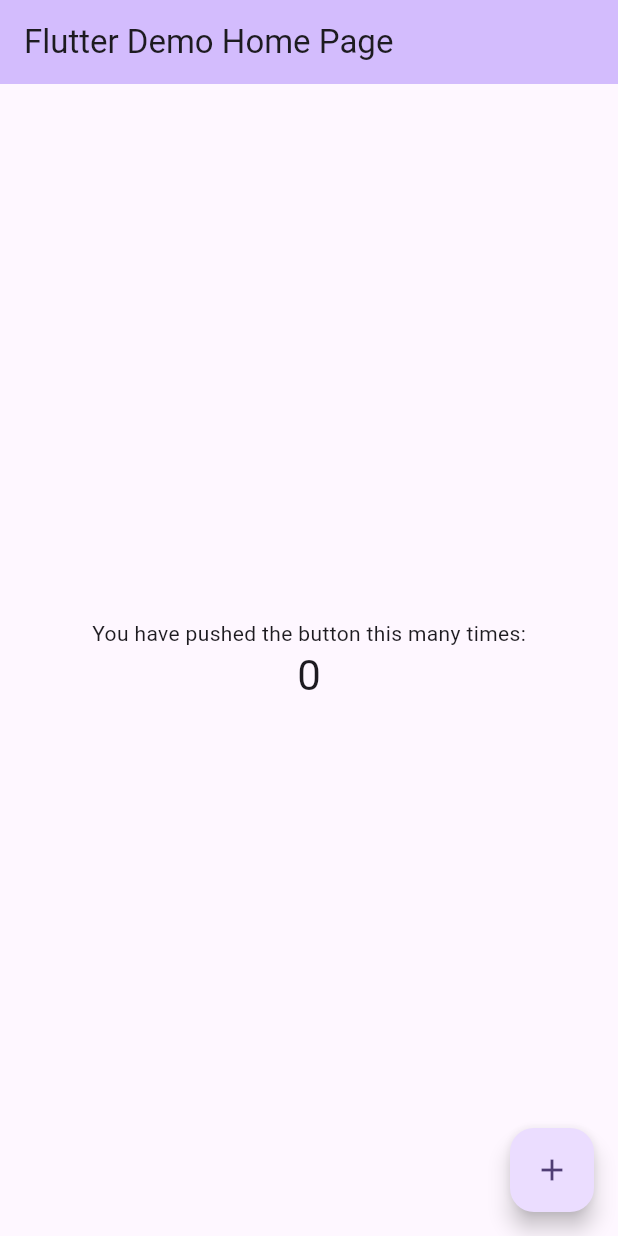
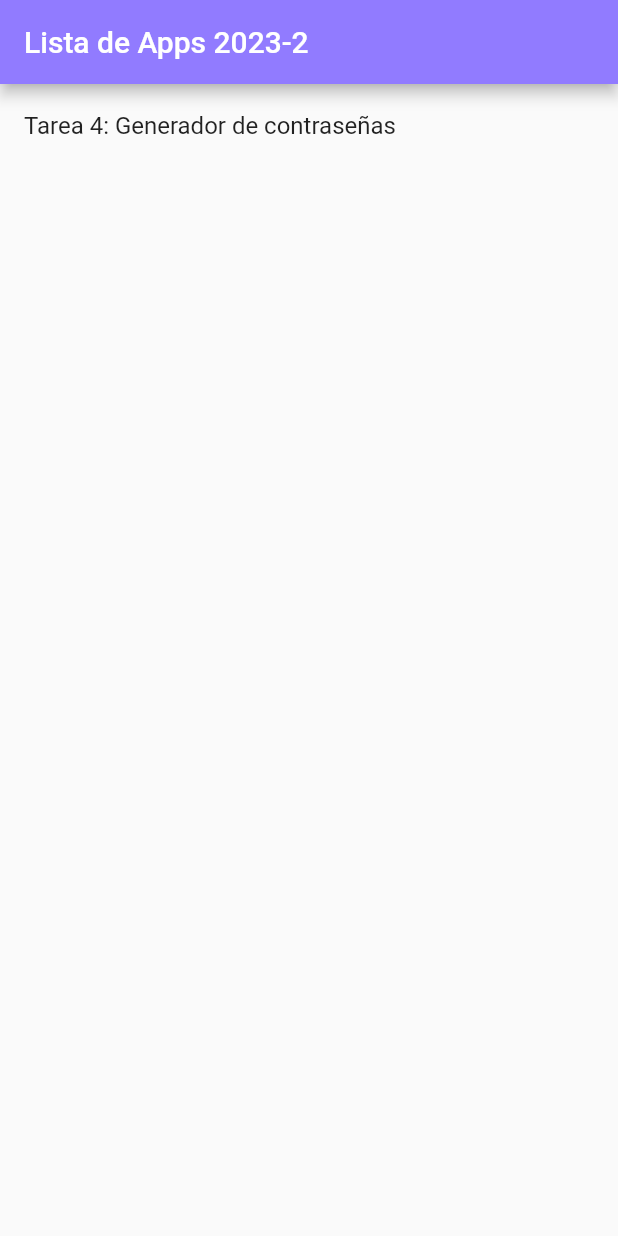
Before and after one commit to JHerrera458/DMovil_Tareas2023, a Flutter app: the screen it shows after launch, on a phone screen of 412 x 824 dp. Run offline on Flutter 3.47's test engine with Material 2 defaults, Android fonts, the phone set to English and light mode, and no system bars.

Commit message:
Tarea #4

```diff
--- /dev/null
+++ b/lib/Tarea4/home_passwords.dart
@@ -0,0 +1,29 @@
+import 'package:flutter/material.dart';
+import 'package:provider/provider.dart';
+import 'package:tareas_2023/Tarea4/controllers/password_provider.dart';
+import 'package:tareas_2023/Tarea4/views/form_password_generator.dart';
+
+class HomePasswordGenerator extends StatefulWidget {
+  const HomePasswordGenerator({super.key});
+
+  @override
+  State<StatefulWidget> createState() {
+    return _HomePasswordGenerator();
+  }
+}
+
+class _HomePasswordGenerator extends State {
+  @override
+  Widget build(BuildContext context) {
+    return Scaffold(
+      appBar: AppBar(
+        title: const Text("GENERADOR DE CONTRASEÑAS"),
+        backgroundColor: const Color.fromARGB(255, 145, 123, 255),
+      ),
+      body: ChangeNotifierProvider(
+        create: (context) => PasswordProvider(),
+        child: FormPasswordGenerator(),
+      ),
+    );
+  }
+}
--- a/lib/main.dart
+++ b/lib/main.dart
@@ -1,125 +1,48 @@
 import 'package:flutter/material.dart';
+import 'package:tareas_2023/Tarea4/home_passwords.dart';
 
 void main() {
-  runApp(const MyApp());
+  runApp(AppBases());
 }
 
-class MyApp extends StatelessWidget {
-  const MyApp({super.key});
-
-  // This widget is the root of your application.
+class AppBases extends StatelessWidget {
   @override
   Widget build(BuildContext context) {
     return MaterialApp(
-      title: 'Flutter Demo',
-      theme: ThemeData(
-        // This is the theme of your application.
-        //
-        // TRY THIS: Try running your application with "flutter run". You'll see
-        // the application has a blue toolbar. Then, without quitting the app,
-        // try changing the seedColor in the colorScheme below to Colors.green
-        // and then invoke "hot reload" (save your changes or press the "hot
-        // reload" button in a Flutter-supported IDE, or press "r" if you used
-        // the command line to start the app).
-        //
-        // Notice that the counter didn't reset back to zero; the application
-        // state is not lost during the reload. To reset the state, use hot
-        // restart instead.
-        //
-        // This works for code too, not just values: Most code changes can be
-        // tested with just a hot reload.
-        colorScheme: ColorScheme.fromSeed(seedColor: Colors.deepPurple),
-        useMaterial3: true,
-      ),
-      home: const MyHomePage(title: 'Flutter Demo Home Page'),
+      home: createScaffold(),
+      routes: {
+        "tarea4": (context) => HomePasswordGenerator(),
+      },
     );
   }
 }
 
-class MyHomePage extends StatefulWidget {
-  const MyHomePage({super.key, required this.title});
+createScaffold() {
+  List examples = [
+    {"name": "Tarea 4: Generador de contraseñas", "route": "tarea4"},
+  ];
 
-  // This widget is the home page of your application. It is stateful, meaning
-  // that it has a State object (defined below) that contains fields that affect
-  // how it looks.
-
-  // This class is the configuration for the state. It holds the values (in this
-  // case the title) provided by the parent (in this case the App widget) and
-  // used by the build method of the State. Fields in a Widget subclass are
-  // always marked "final".
-
-  final String title;
-
-  @override
-  State<MyHomePage> createState() => _MyHomePageState();
+  return Scaffold(
+    appBar: AppBar(
+        title: const Text("Lista de Apps 2023-2"),
+        backgroundColor: const Color.fromARGB(255, 145, 123, 255)),
+    body: ListView.separated(
+      itemBuilder: (context, index) {
+        return ListTile(
+          title: Text(examples[index]["name"]),
+          onTap: () {
+            routing(context, examples[index]["route"]);
+          },
+        );
+      },
+      itemCount: examples.length,
+      separatorBuilder: (context, index) => const Divider(
+        color: Colors.black,
+      ),
+    ),
+  );
 }
 
-class _MyHomePageState extends State<MyHomePage> {
-  int _counter = 0;
-
-  void _incrementCounter() {
-    setState(() {
-      // This call to setState tells the Flutter framework that something has
-      // changed in this State, which causes it to rerun the build method below
-      // so that the display can reflect the updated values. If we changed
-      // _counter without calling setState(), then the build method would not be
-      // called again, and so nothing would appear to happen.
-      _counter++;
-    });
-  }
-
-  @override
-  Widget build(BuildContext context) {
-    // This method is rerun every time setState is called, for instance as done
-    // by the _incrementCounter method above.
-    //
-    // The Flutter framework has been optimized to make rerunning build methods
-    // fast, so that you can just rebuild anything that needs updating rather
-    // than having to individually change instances of widgets.
-    return Scaffold(
-      appBar: AppBar(
-        // TRY THIS: Try changing the color here to a specific color (to
-        // Colors.amber, perhaps?) and trigger a hot reload to see the AppBar
-        // change color while the other colors stay the same.
-        backgroundColor: Theme.of(context).colorScheme.inversePrimary,
-        // Here we take the value from the MyHomePage object that was created by
-        // the App.build method, and use it to set our appbar title.
-        title: Text(widget.title),
-      ),
-      body: Center(
-        // Center is a layout widget. It takes a single child and positions it
-        // in the middle of the parent.
-        child: Column(
-          // Column is also a layout widget. It takes a list of children and
-          // arranges them vertically. By default, it sizes itself to fit its
-          // children horizontally, and tries to be as tall as its parent.
-          //
-          // Column has various properties to control how it sizes itself and
-          // how it positions its children. Here we use mainAxisAlignment to
-          // center the children vertically; the main axis here is the vertical
-          // axis because Columns are vertical (the cross axis would be
-          // horizontal).
-          //
-          // TRY THIS: Invoke "debug painting" (choose the "Toggle Debug Paint"
-          // action in the IDE, or press "p" in the console), to see the
-          // wireframe for each widget.
-          mainAxisAlignment: MainAxisAlignment.center,
-          children: <Widget>[
-            const Text(
-              'You have pushed the button this many times:',
-            ),
-            Text(
-              '$_counter',
-              style: Theme.of(context).textTheme.headlineMedium,
-            ),
-          ],
-        ),
-      ),
-      floatingActionButton: FloatingActionButton(
-        onPressed: _incrementCounter,
-        tooltip: 'Increment',
-        child: const Icon(Icons.add),
-      ), // This trailing comma makes auto-formatting nicer for build methods.
-    );
-  }
+void routing(BuildContext context, String route) {
+  Navigator.pushNamed(context, route);
 }
--- a/pubspec.yaml
+++ b/pubspec.yaml
@@ -35,6 +35,7 @@ dependencies:
   # The following adds the Cupertino Icons font to your application.
   # Use with the CupertinoIcons class for iOS style icons.
   cupertino_icons: ^1.0.2
+  provider: ^6.0.5
 
 dev_dependencies:
   flutter_test:
```
Also changed, not shown: lib/Tarea4/controllers/password_provider.dart (added, +58 -0 lines), lib/Tarea4/views/form_password_generator.dart (added, +178 -0 lines), pubspec.lock.
